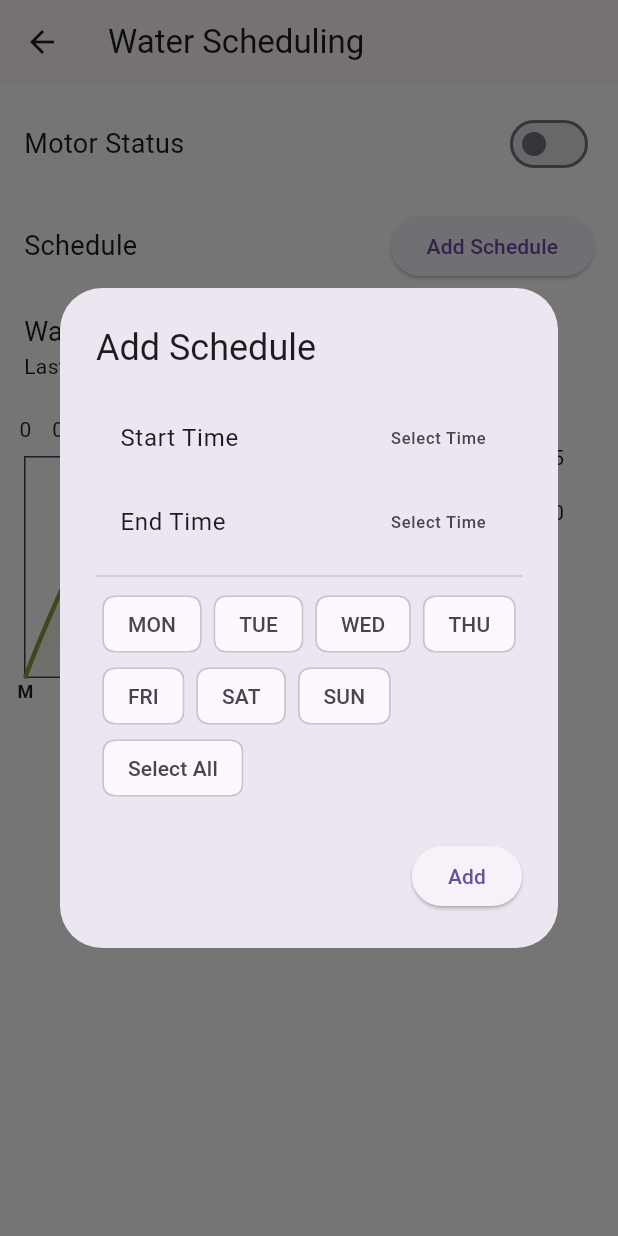
After one commit to jaishree29/Sinchai-Sathi, a Flutter app: the IrrigationScreen screen opened directly, after a tap on "Add Schedule", on a phone screen of 412 x 824 dp. The commit adds this screen. Run offline on Flutter 3.47's test engine with Material 3 defaults, Android fonts, the light colour scheme and no system bars; drawn by our look-alikes of fl_chart; our stand-ins replace animated_text_kit, convex_bottom_bar, google_fonts, shared_preferences; accounts and stored records are empty; network calls fail.

Commit message:
Added Water management pages

```diff
--- /dev/null
+++ b/lib/models/schedule_model.dart
@@ -0,0 +1,30 @@
+class Schedule {
+  final int id;
+  final String startTime;
+  final String endTime;
+  final String repeat;
+
+  Schedule({
+    required this.id,
+    required this.startTime,
+    required this.endTime,
+    required this.repeat,
+  });
+
+  factory Schedule.fromJson(Map<String, dynamic> json) {
+    return Schedule(
+      id: json['id'],
+      startTime: json['startTime'],
+      endTime: json['endTime'],
+      repeat: json['repeat'],
+    );
+  }
+
+  Map<String, dynamic> toJson() {
+    return {
+      'startTime': startTime,
+      'endTime': endTime,
+      'repeat': repeat,
+    };
+  }
+}
--- a/lib/services/api_service.dart
+++ b/lib/services/api_service.dart
@@ -1,11 +1,14 @@
 import 'dart:convert';
 import 'package:http/http.dart' as http;
+import 'package:sinchai_sathi/models/schedule_model.dart';
 import 'package:sinchai_sathi/utils/api_endpoints.dart';
+import 'package:sinchai_sathi/utils/local_storage.dart';
 import '../models/user.dart';
 
 class ApiService {
   static const String baseUrl = 'https://sichaisathi.onrender.com';
 
+  //Sign Up
   Future<User> signup(User user) async {
     final response = await http.post(
       Uri.parse('$baseUrl/$createFarmer'),
@@ -16,6 +19,9 @@ class ApiService {
     );
 
     if (response.statusCode == 201) {
+      final responseBody = jsonDecode(response.body);
+      final farmerId = responseBody['id'];
+      await SLocalStorage().saveUserId(farmerId.toString());
       return User.fromJson(jsonDecode(response.body));
     } else {
       print(response.body.toString());
@@ -23,6 +29,7 @@ class ApiService {
     }
   }
 
+  //Login
   Future<User> login(String contactNumber) async {
     final response = await http.post(
       Uri.parse('$baseUrl/$getFarmer'),
@@ -33,10 +40,66 @@ class ApiService {
     );
 
     if (response.statusCode == 200) {
-      return User.fromJson(jsonDecode(response.body));
+      final responseBody = jsonDecode(response.body);
+      final farmerId = responseBody['id'];
+      await SLocalStorage().saveUserId(farmerId.toString());
+      return User.fromJson(responseBody);
     } else {
       print(response.body.toString());
       throw Exception('Failed to login');
     }
   }
+
+  //Pump Status
+  Future<String> togglePumpStatus(int farmerId) async {
+    final response = await http.put(
+      Uri.parse('$baseUrl/$changePumpStatus/1'),
+    );
+
+    if (response.statusCode == 200) {
+      final data = jsonDecode(response.body);
+      return data['irrigationState'];
+    } else {
+      print(response.body.toString());
+      throw Exception('Failed to toggle pump status');
+    }
+  }
+
+  //Get Schedules
+  Future<List<Schedule>> getSchedules(int farmerId) async {
+    final response = await http
+        .get(Uri.parse('$baseUrl/irrigation/schedule?farmerId=$farmerId'));
+    if (response.statusCode == 200) {
+      final List<dynamic> data = jsonDecode(response.body);
+      return data.map((json) => Schedule.fromJson(json)).toList();
+    } else {
+      print(response.body.toString());
+      throw Exception('Failed to load schedules');
+    }
+  }
+
+  //Create Schedule
+  Future<Schedule> createSchedule(Map<String, dynamic> scheduleData) async {
+    final response = await http.post(
+      Uri.parse('$baseUrl/$schedule'),
+      headers: {'Content-Type': 'application/json'},
+      body: jsonEncode(scheduleData),
+    );
+    if (response.statusCode == 201) {
+      return Schedule.fromJson(jsonDecode(response.body));
+    } else {
+      print(response.body.toString());
+      throw Exception('Failed to create schedule');
+    }
+  }
+
+  //Delete Schedule
+  Future<void> deleteSchedule(int id) async {
+    final response =
+        await http.delete(Uri.parse('$baseUrl/irrigation/schedule/$id'));
+    if (response.statusCode != 204) {
+      print(response.body.toString());
+      throw Exception('Failed to delete schedule');
+    }
+  }
 }
--- a/lib/utils/api_endpoints.dart
+++ b/lib/utils/api_endpoints.dart
@@ -1,9 +1,9 @@
 const String createFarmer = 'api/v1/farmer/signup';
 const String getFarmer = 'api/v1/farmer/login';
 const String createSchedule = 'api/v1/irrigation/schedule';
-const String schedule = 'api/v1/irrigation/schedule/1';
-const String changePumpStatus = 'api/v1/irrigation/toggle/1';
-const String getPumpStatus = 'api/v1/irrigation/state/1';
+const String schedule = 'api/v1/irrigation/schedule/';
+const String changePumpStatus = 'api/v1/irrigation/toggle/';
+const String getPumpStatus = 'api/v1/irrigation/state/';
 const String getSoil = 'api/v1/soil/report/1';
 const String getAlert = '/api/v1/alert/1?priority=high';
 const String createAlert = 'api/v1/alert/create';
--- a/lib/views/home/home_screen.dart
+++ b/lib/views/home/home_screen.dart
@@ -79,7 +79,7 @@ class _HomeScreenState extends State<HomeScreen>
             padding: EdgeInsets.only(left: 12.0),
             child: CircleAvatar(
               backgroundImage: NetworkImage(
-                'https://img.freepik.com/free-photo/waist-up-portrait-handsome-serious-unshaven-male-keeps-hands-together-dressed-dark-blue-shirt-has-talk-with-interlocutor-stands-against-white-wall-self-confident-man-freelancer_273609-16320.jpg?t=st=1733061873~exp=1733065473~hmac=83a766b2a8964bbdeaae2af625097b00706a4905eddb342aadc9b01a6ccaedf1&w=1380',
+                'https://img.freepik.com/free-vector/cute-cool-boy-dabbing-pose-cartoon-vector-icon-illustration-people-fashion-icon-concept-isolated_138676-5680.jpg?t=st=1733131305~exp=1733134905~hmac=a1b05ebdf1385da653bf6ec4e40b0bf395afbc7af28f13c8c9a70a47d7074292&w=740',
               ),
             ),
           ),
--- a/lib/views/irrigation/irrigation_screen.dart
+++ b/lib/views/irrigation/irrigation_screen.dart
@@ -1,128 +1,142 @@
 import 'package:flutter/material.dart';
-import 'package:google_fonts/google_fonts.dart';
+import 'package:sinchai_sathi/models/schedule_model.dart';
+import 'package:sinchai_sathi/services/api_service.dart';
+import 'package:sinchai_sathi/utils/local_storage.dart';
+import 'package:sinchai_sathi/views/irrigation/schedule_list_tile.dart';
+import 'package:sinchai_sathi/views/irrigation/switch_button.dart';
+import 'package:sinchai_sathi/views/irrigation/water_saving_chart.dart';
+import 'package:sinchai_sathi/views/irrigation/schedule_dialog.dart';
 
-class IrrigationScreen extends StatelessWidget {
+class IrrigationScreen extends StatefulWidget {
   const IrrigationScreen({super.key});
+
+  @override
+  State<IrrigationScreen> createState() => _IrrigationScreenState();
+}
+
+class _IrrigationScreenState extends State<IrrigationScreen> {
+  final ApiService apiService = ApiService();
+  bool motorStatus = false;
+  List<Schedule> schedules = [];
+  bool isLoading = true;
+
+  @override
+  void initState() {
+    super.initState();
+    fetchSchedules();
+  }
+
+  void fetchSchedules() async {
+    try {
+      final fetchedSchedules = await apiService.getSchedules(1);
+      setState(() {
+        schedules = fetchedSchedules;
+        isLoading = false;
+      });
+    } catch (e) {
+      print(e);
+      setState(() {
+        isLoading = false;
+      });
+    }
+  }
+
+  void toggleMotor() async {
+    final userId = await SLocalStorage().getUserId();
+    print('User ID: $userId');
+    try {
+      final userIdInt = int.tryParse(userId!);
+      if (userIdInt == null) {
+        print('Invalid user ID: $userId');
+        return;
+      }
+      final status = await apiService.togglePumpStatus(userIdInt);
+      setState(() {
+        motorStatus = status == 'on';
+      });
+    } catch (e) {
+      print('Error toggling motor: $e');
+    }
+  }
+
+  void addSchedule(String startTime, String endTime, String repeat) async {
+    final userId = await SLocalStorage().getUserId();
+    print(userId);
+    try {
+      final newSchedule = await apiService.createSchedule({
+        'farmerId': int.tryParse('$userId'),
+        'startTime': startTime,
+        'endTime': endTime,
+        'repeat': repeat,
+      });
+      setState(() {
+        schedules.add(newSchedule);
+      });
+    } catch (e) {
+      print(e);
+    }
+  }
+
+  void deleteSchedule(int id) async {
+    try {
+      await apiService.deleteSchedule(id);
+      setState(() {
+        schedules.removeWhere((schedule) => schedule.id == id);
+      });
+    } catch (e) {
+      print(e);
+    }
+  }
 
   @override
   Widget build(BuildContext context) {
     return Scaffold(
-      appBar: AppBar(
-        leading: IconButton(
-          icon: const Icon(Icons.arrow_back_ios),
-          onPressed: () {},
-        ),
-        title: Text(
-          "Irrigation",
-          style: GoogleFonts.poppins(),
-        ),
-      ),
-      body: Padding(
-        padding: const EdgeInsets.all(20.0),
+      appBar: AppBar(title: const Text('Water Scheduling')),
+      body: isLoading
+          ? const Center(child: CircularProgressIndicator())
+          : Padding(
+              padding: const EdgeInsets.all(16.0),
               child: Column(
                 crossAxisAlignment: CrossAxisAlignment.start,
                 children: [
-            Text(
-              "Crop Treatment Methods",
-              style: GoogleFonts.poppins(
-                  fontSize: 30.0, fontWeight: FontWeight.w600),
+                  // Motor Status
+                  MotorStatusWidget(
+                    motorStatus: motorStatus,
+                    onChanged: (value) => toggleMotor(),
                   ),
-            const SizedBox(
-              height: 20.0,
-            ),
+                  const SizedBox(height: 20),
+
+                  // Schedule
                   Row(
+                    mainAxisAlignment: MainAxisAlignment.spaceBetween,
                     children: [
-                const CircleAvatar(
-                  radius: 40.0,
-                  backgroundImage: NetworkImage(
-                      "https://upload.wikimedia.org/wikipedia/commons/thumb/a/ac/Button_dripper.JPG/1200px-Button_dripper.JPG"),
-                ),
-                const SizedBox(
-                  width: 20.0,
-                ),
-                Container(
-                  width: 240,
-                  height: 80.0,
-                  color: Colors.transparent,
-                  child: Card(
-                    child: ListTile(
-                      title: Text(
-                        "Drip Irrigation",
-                        style: GoogleFonts.poppins(fontWeight: FontWeight.w600),
-                      ),
-                      subtitle: Text(
-                        "Efficient water use for rows of field",
-                        style: GoogleFonts.poppins(fontSize: 12.0),
-                      ),
+                      const Text('Schedule', style: TextStyle(fontSize: 18)),
+                      ElevatedButton(
+                        child: const Text('Add Schedule'),
+                        onPressed: () => showDialog(
+                          context: context,
+                          builder: (context) => ScheduleDialog(
+                            onScheduleAdded: (startTime, endTime, repeat) {
+                              addSchedule(startTime, endTime, repeat);
+                            },
                           ),
                         ),
                       ),
                     ],
                   ),
-            const SizedBox(
-              height: 20.0,
-            ),
-            Row(
-              children: [
-                const CircleAvatar(
-                  radius: 40.0,
-                  backgroundImage: NetworkImage(
-                      "https://m.media-amazon.com/images/I/91j1Q7xEgZL._AC_UF1000,1000_QL80_.jpg"),
-                ),
-                const SizedBox(
-                  width: 20.0,
-                ),
-                Container(
-                  width: 240,
-                  height: 80.0,
-                  color: Colors.transparent,
-                  child: Card(
-                    child: ListTile(
-                      title: Text(
-                        "Sprinkler Systems",
-                        style: GoogleFonts.poppins(fontWeight: FontWeight.w600),
-                      ),
-                      subtitle: Text(
-                        "Efficient water use for rows of field",
-                        style: GoogleFonts.poppins(fontSize: 12.0),
-                      ),
-                    ),
-                  ),
-                ),
-              ],
-            ),
-            const SizedBox(
-              height: 20.0,
-            ),
-            Row(
-              children: [
-                const CircleAvatar(
-                  radius: 40.0,
-                  backgroundImage: NetworkImage(
-                      "https://types.blog/wp-content/uploads/2023/12/disadvantages-of-fertigation.jpg"),
-                ),
-                const SizedBox(
-                  width: 20.0,
-                ),
-                Container(
-                  width: 240,
-                  height: 80.0,
-                  color: Colors.transparent,
-                  child: Card(
-                    child: ListTile(
-                      title: Text(
-                        "Fertigation",
-                        style: GoogleFonts.poppins(fontWeight: FontWeight.w600),
-                      ),
-                      subtitle: Text(
-                        "Combines Fertilization with irrigation",
-                        style: GoogleFonts.poppins(fontSize: 12.0),
-                      ),
-                    ),
-                  ),
-                ),
-              ],
-            ),
+
+                  // List of schedules
+                  ...schedules.map((schedule) {
+                    return ScheduleListTile(
+                      schedule: schedule,
+                      onDelete: (id) => deleteSchedule(id),
+                    );
+                  }),
+
+                  const SizedBox(height: 20),
+
+                  // Water Savings
+                  const WaterSavingChart(),
                 ],
               ),
             ),
--- /dev/null
+++ b/lib/views/irrigation/schedule_dialog.dart
@@ -0,0 +1,115 @@
+import 'package:flutter/material.dart';
+
+class ScheduleDialog extends StatefulWidget {
+  final Function(String, String, String) onScheduleAdded;
+
+  const ScheduleDialog({super.key, required this.onScheduleAdded});
+
+  @override
+  State<ScheduleDialog> createState() => _ScheduleDialogState();
+}
+
+class _ScheduleDialogState extends State<ScheduleDialog> {
+  TimeOfDay? _startTime;
+  TimeOfDay? _endTime;
+  List<String> _selectedDays = [];
+
+  void _selectStartTime() async {
+    final TimeOfDay? picked = await showTimePicker(
+      context: context,
+      initialTime: TimeOfDay.now(),
+    );
+    if (picked != null && picked != _startTime) {
+      setState(() {
+        _startTime = picked;
+      });
+    }
+  }
+
+  void _selectEndTime() async {
+    final TimeOfDay? picked = await showTimePicker(
+      context: context,
+      initialTime: TimeOfDay.now(),
+    );
+    if (picked != null && picked != _endTime) {
+      setState(() {
+        _endTime = picked;
+      });
+    }
+  }
+
+  void _toggleDay(String day) {
+    setState(() {
+      if (_selectedDays.contains(day)) {
+        _selectedDays.remove(day);
+      } else {
+        _selectedDays.add(day);
+      }
+    });
+  }
+
+  void _selectAllDays() {
+    setState(() {
+      if (_selectedDays.length == 7) {
+        _selectedDays.clear();
+      } else {
+        _selectedDays = ['MON', 'TUE', 'WED', 'THU', 'FRI', 'SAT', 'SUN'];
+      }
+    });
+  }
+
+  @override
+  Widget build(BuildContext context) {
+    return AlertDialog(
+      title: const Text('Add Schedule'),
+      content: Column(
+        mainAxisSize: MainAxisSize.min,
+        children: [
+          ListTile(
+            title: const Text('Start Time'),
+            trailing: Text(_startTime?.format(context) ?? 'Select Time'),
+            onTap: _selectStartTime,
+          ),
+          ListTile(
+            title: const Text('End Time'),
+            trailing: Text(_endTime?.format(context) ?? 'Select Time'),
+            onTap: _selectEndTime,
+          ),
+          const Divider(),
+          Wrap(
+            spacing: 8.0,
+            children: [
+              for (var day in ['MON', 'TUE', 'WED', 'THU', 'FRI', 'SAT', 'SUN'])
+                FilterChip(
+                  label: Text(day),
+                  selected: _selectedDays.contains(day),
+                  onSelected: (_) => _toggleDay(day),
+                ),
+              FilterChip(
+                label: const Text('Select All'),
+                selected: _selectedDays.length == 7,
+                onSelected: (_) => _selectAllDays(),
+              ),
+            ],
+          ),
+        ],
+      ),
+      actions: [
+        ElevatedButton(
+          onPressed: () {
+            if (_startTime != null &&
+                _endTime != null &&
+                _selectedDays.isNotEmpty) {
+              final startTime = _startTime!.format(context);
+              final endTime = _endTime!.format(context);
+              final repeat = _selectedDays.join(', ');
+              widget.onScheduleAdded(startTime, endTime, repeat);
+              Navigator.pop(context);
+            }
+          },
+          child: const Text('Add'),
+        ),
+      ],
+    );
+  }
+}
--- /dev/null
+++ b/lib/views/irrigation/schedule_list_tile.dart
@@ -0,0 +1,25 @@
+import 'package:flutter/material.dart';
+import 'package:sinchai_sathi/models/schedule_model.dart';
+
+class ScheduleListTile extends StatelessWidget {
+  final Schedule schedule;
+  final Function(int) onDelete;
+
+  const ScheduleListTile({
+    super.key,
+    required this.schedule,
+    required this.onDelete,
+  });
+
+  @override
+  Widget build(BuildContext context) {
+    return ListTile(
+      title: Text('Start: ${schedule.startTime} - End: ${schedule.endTime}'),
+      subtitle: Text('Repeat: ${schedule.repeat}'),
+      trailing: IconButton(
+        icon: const Icon(Icons.delete, color: Colors.red),
+        onPressed: () => onDelete(schedule.id),
+      ),
+    );
+  }
+}
--- /dev/null
+++ b/lib/views/irrigation/switch_button.dart
@@ -0,0 +1,26 @@
+import 'package:flutter/material.dart';
+
+class MotorStatusWidget extends StatelessWidget {
+  final bool motorStatus;
+  final Function(bool) onChanged;
+
+  const MotorStatusWidget({
+    super.key,
+    required this.motorStatus,
+    required this.onChanged,
+  });
+
+  @override
+  Widget build(BuildContext context) {
+    return Row(
+      mainAxisAlignment: MainAxisAlignment.spaceBetween,
+      children: [
+        const Text('Motor Status', style: TextStyle(fontSize: 18)),
+        Switch(
+          value: motorStatus,
+          onChanged: onChanged,
+        ),
+      ],
+    );
+  }
+}
--- /dev/null
+++ b/lib/views/irrigation/water_saving_chart.dart
@@ -0,0 +1,85 @@
+import 'package:fl_chart/fl_chart.dart';
+import 'package:flutter/material.dart';
+import 'package:sinchai_sathi/utils/colors.dart';
+
+class WaterSavingChart extends StatelessWidget {
+  const WaterSavingChart({super.key});
+
+  @override
+  Widget build(BuildContext context) {
+    return Column(
+      crossAxisAlignment: CrossAxisAlignment.start,
+      children: [
+        const Text('Water Savings', style: TextStyle(fontSize: 18)),
+        const Text('Last 30 days'),
+        const SizedBox(height: 20),
+
+        // Graph
+        SizedBox(
+          height: 200,
+          child: LineChart(
+            LineChartData(
+              gridData: const FlGridData(show: false),
+              titlesData: FlTitlesData(
+                leftTitles: const AxisTitles(
+                  sideTitles: SideTitles(showTitles: false),
+                ),
+                bottomTitles: AxisTitles(
+                  sideTitles: SideTitles(
+                    showTitles: true,
+                    reservedSize: 22,
+                    interval: 1,
+                    getTitlesWidget: (value, meta) {
+                      // Dummy day labels
+                      final dayLabels = ['M', 'T', 'W', 'T', 'F', 'S', 'S'];
+                      return Text(
+                        dayLabels[value.toInt() % dayLabels.length],
+                        style: const TextStyle(
+                          fontSize: 12,
+                          fontWeight: FontWeight.bold,
+                        ),
+                      );
+                    },
+                  ),
+                ),
+              ),
+              borderData: FlBorderData(
+                show: true,
+                border: Border.all(color: const Color(0xff37434d), width: 1),
+              ),
+              lineBarsData: [
+                LineChartBarData(
+                  isCurved: true,
+                  color: SColors.primary,
+                  barWidth: 3,
+                  isStrokeCapRound: true,
+                  dotData: const FlDotData(show: false),
+                  belowBarData: BarAreaData(
+                    show: true,
+                    gradient: LinearGradient(
+                      colors: [
+                        SColors.primary.withOpacity(0.3),
+                        SColors.primary.withOpacity(0.1),
+                      ],
+                      begin: Alignment.topCenter,
+                      end: Alignment.bottomCenter,
+                    ),
+                  ),
+                  spots: const [
+                    FlSpot(0, -5),
+                    FlSpot(1, 10),
+                    FlSpot(2, 5),
+                    FlSpot(3, 12),
+                    FlSpot(4, 7),
+                    FlSpot(5, 15),
+                    FlSpot(6, 10),
+                  ],
+                ),
+              ],
+            ),
+          ),
+        ),
+      ],
+    );
+  }
+}
--- a/lib/widgets/elevated_button.dart
+++ b/lib/widgets/elevated_button.dart
@@ -17,7 +17,7 @@ class SElevatedButton extends StatelessWidget {
           borderRadius: BorderRadius.circular(15),
         ),
         backgroundColor: SColors.primary,
-        padding: const EdgeInsets.symmetric(horizontal: 100, vertical: 15),
+        padding: EdgeInsets.symmetric(horizontal: MediaQuery.sizeOf(context).width * 0.21, vertical: 15),
         textStyle: const TextStyle(fontSize: 18),
       ),
       child: Text(text),
```
Also changed, not shown: lib/utils/local_storage.dart (+15 -0 lines), lib/views/home/app_drawer.dart (+40 -3 lines). Lines whose indentation alone changed are shown as unchanged.
